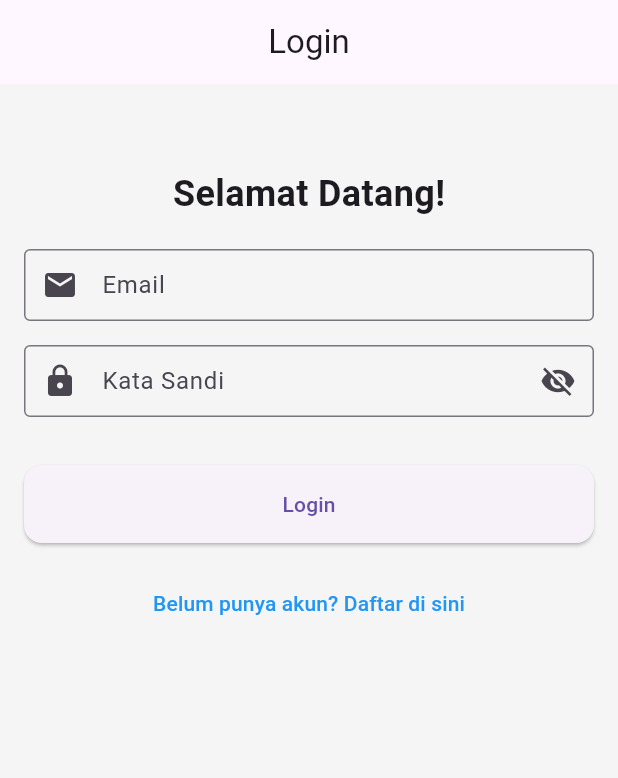
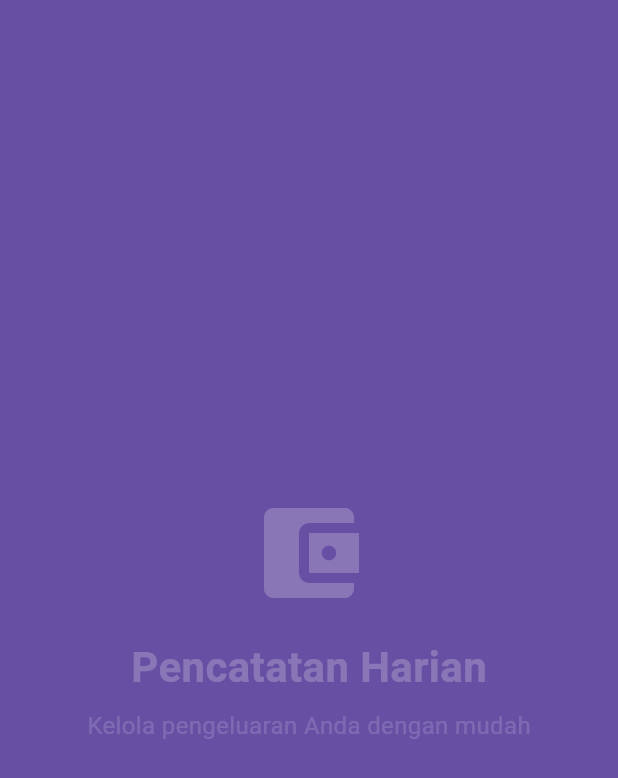
Before and after one commit to fattsowavy/pencatatan-harian, a Flutter app: the first screen one second after launch, on a phone screen of 412 x 824 dp. Shown: the top 778 px of the screen. Run offline on Flutter 3.47's test engine with Material 3 defaults, Android fonts, the light colour scheme and no system bars; our stand-ins replace shared_preferences.

Commit message:
feat: add splashscreen, onboard page, & login page

```diff
--- a/lib/main.dart
+++ b/lib/main.dart
@@ -1,6 +1,9 @@
 import 'package:flutter/material.dart';
 import 'package:penghitung_harian/views/home_page.dart';
-import 'package:penghitung_harian/views/login_page.dart'; // Tambahkan import untuk halaman login
+import 'package:penghitung_harian/views/login_page.dart';
+import 'package:penghitung_harian/views/splash_screen.dart'
+    as Splash; // Gunakan alias untuk SplashScreen
+import 'package:penghitung_harian/views/onboarding_page.dart';
 
 void main() {
   runApp(const ExpenseTrackerApp());
@@ -48,11 +51,13 @@ class ExpenseTrackerApp extends StatelessWidget {
           contentPadding: EdgeInsets.symmetric(horizontal: 16, vertical: 12),
         ),
       ),
-      initialRoute: '/login', // Set halaman login sebagai halaman awal
+      initialRoute: '/splash',
       routes: {
+        '/splash': (context) =>
+            const Splash.SplashScreen(), // Gunakan alias Splash.SplashScreen
+        '/onboarding': (context) => const OnboardingPage(),
         '/login': (context) => const LoginPage(),
-        '/dashboard': (context) =>
-            const ExpenseHomePage(), // Arahkan ke ExpenseHomePage setelah login
+        '/dashboard': (context) => const ExpenseHomePage(),
       },
     );
   }
--- /dev/null
+++ b/lib/views/splash_screen.dart
@@ -0,0 +1,82 @@
+import 'package:flutter/material.dart';
+
+class SplashScreen extends StatefulWidget {
+  const SplashScreen({super.key});
+
+  @override
+  _SplashScreenState createState() => _SplashScreenState();
+}
+
+class _SplashScreenState extends State<SplashScreen>
+    with SingleTickerProviderStateMixin {
+  late AnimationController _animationController;
+  late Animation<double> _fadeAnimation;
+
+  @override
+  void initState() {
+    super.initState();
+
+    // Inisialisasi animasi
+    _animationController = AnimationController(
+      vsync: this,
+      duration: const Duration(seconds: 2),
+    );
+    _fadeAnimation = Tween<double>(begin: 0.0, end: 1.0).animate(
+      CurvedAnimation(parent: _animationController, curve: Curves.easeIn),
+    );
+
+    // Mulai animasi
+    _animationController.forward();
+
+    // Navigasi ke halaman onboarding setelah 3 detik
+    Future.delayed(const Duration(seconds: 3), () {
+      Navigator.pushReplacementNamed(context, '/onboarding');
+    });
+  }
+
+  @override
+  void dispose() {
+    _animationController.dispose();
+    super.dispose();
+  }
+
+  @override
+  Widget build(BuildContext context) {
+    return Scaffold(
+      backgroundColor:
+          Theme.of(context).primaryColor, // Menggunakan warna primer biru
+      body: Center(
+        child: FadeTransition(
+          opacity: _fadeAnimation,
+          child: const Column(
+            mainAxisAlignment: MainAxisAlignment.center,
+            children: [
+              Icon(
+                Icons.account_balance_wallet, // Ikon dompet untuk tema keuangan
+                size: 80,
+                color: Colors.white,
+              ),
+              SizedBox(height: 16),
+              Text(
+                'Pencatatan Harian',
+                style: TextStyle(
+                  fontSize: 28,
+                  fontWeight: FontWeight.bold,
+                  color: Colors.white,
+                ),
+              ),
+              SizedBox(height: 8),
+              Text(
+                'Kelola pengeluaran Anda dengan mudah',
+                style: TextStyle(
+                  fontSize: 16,
+                  color: Colors.white70,
+                ),
+              ),
+            ],
+          ),
+        ),
+      ),
+    );
+  }
+}
--- a/pubspec.yaml
+++ b/pubspec.yaml
@@ -20,3 +20,6 @@ dev_dependencies:
 
 flutter:
   uses-material-design: true
+
+  assets:
+    - lib/assets/images/onboarding1.png
```
Also changed, not shown: lib/views/onboarding_page.dart (added, +150 -0 lines), lib/assets/images/onboarding1.png (added).
